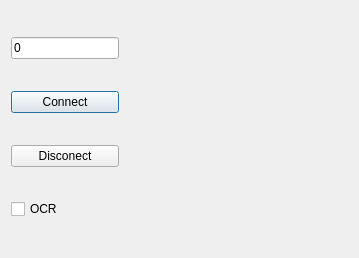
Before: the Qt Designer form testDialog/cameratestdialog.ui in wh201906/Pharmacy_Robot, drawn with Qt 5.
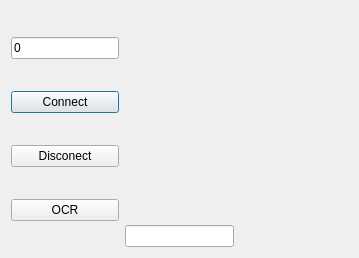
After: the same form once the commit is applied.

Diff of the .ui file:
```diff
--- a/testDialog/cameratestdialog.ui
+++ b/testDialog/cameratestdialog.ui
@@ -38,7 +38,7 @@
       </widget>
      </item>
      <item>
-      <widget class="QCheckBox" name="OCRCheckBox">
+      <widget class="QPushButton" name="OCRButton">
        <property name="text">
         <string>OCR</string>
        </property>
@@ -47,6 +47,8 @@
     </layout>
    </item>
    <item>
+    <layout class="QVBoxLayout" name="verticalLayout_3">
+     <item>
     <widget class="QLabel" name="rawFrameLabel">
      <property name="sizePolicy">
       <sizepolicy hsizetype="Expanding" vsizetype="Expanding">
@@ -58,6 +60,11 @@
       <string/>
      </property>
     </widget>
+     </item>
+     <item>
+      <widget class="QLineEdit" name="OCREdit"/>
+     </item>
+    </layout>
    </item>
    <item>
     <layout class="QVBoxLayout" name="verticalLayout_2">
```
Lines whose indentation alone changed are shown as unchanged.
